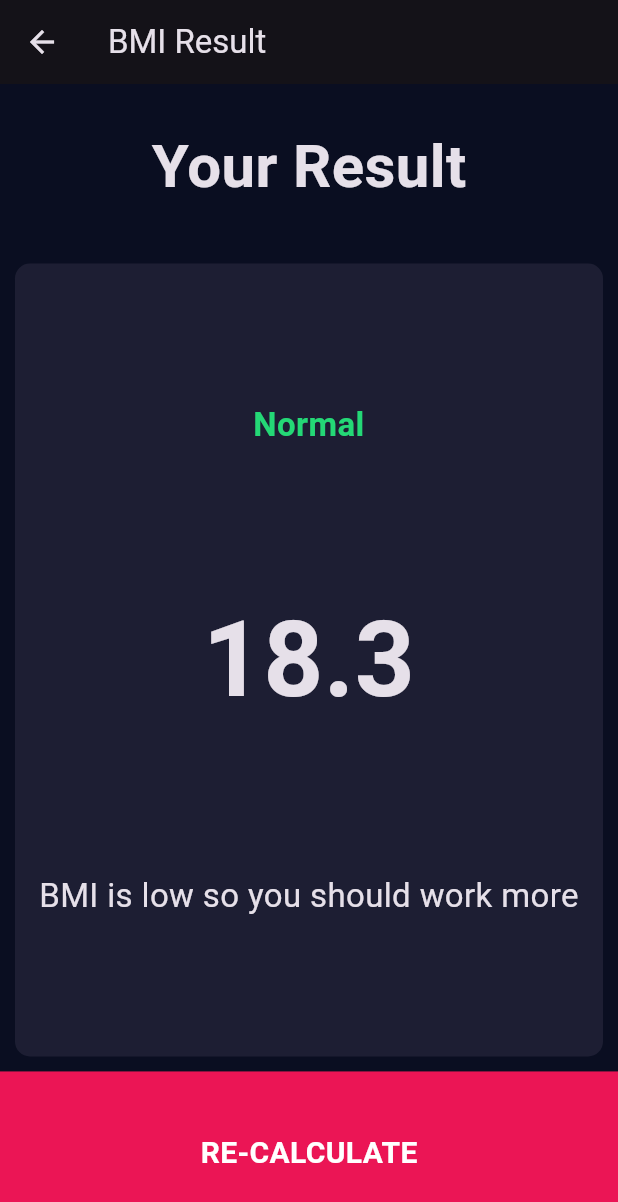
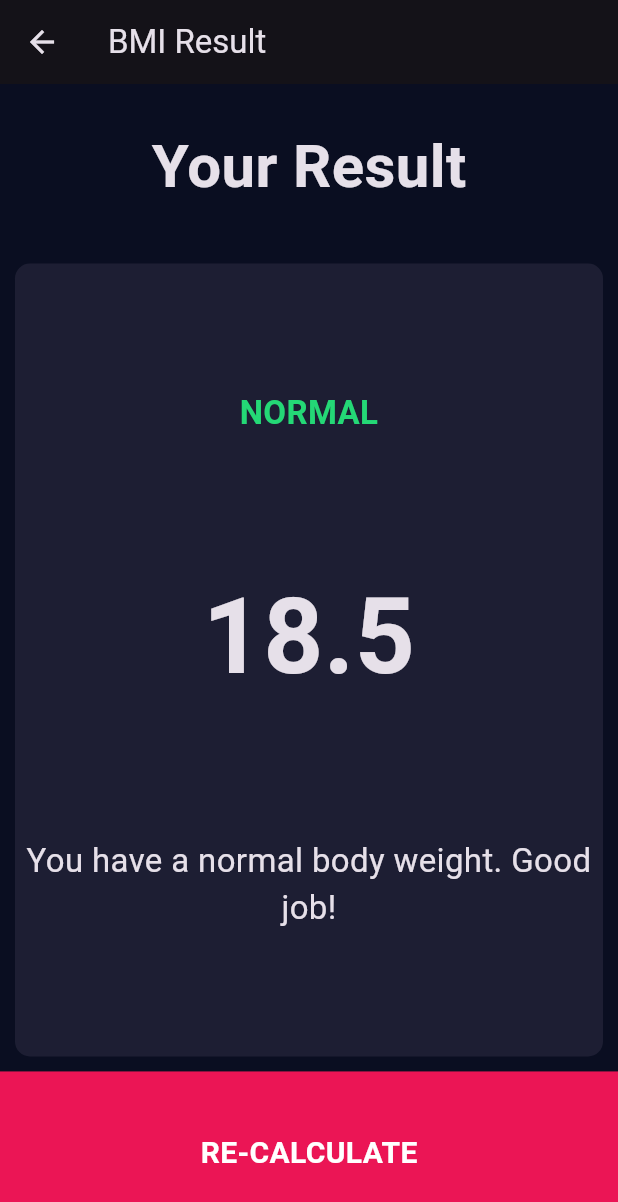
Before and after one commit to rabeelfatma/Flutter-Sp23-BSE-032-6A-Rabeel-Fatima, a Flutter app: the screen it shows after launch, after a tap on "CALCULATE", on a phone screen of 412 x 824 dp. Shown: the top 1202 px of the screen. Run offline on Flutter 3.47's test engine with Material 3 defaults, Android fonts, the phone set to English and light mode, and no system bars; our stand-ins replace csv, fl_chart, flutter_local_notifications, font_awesome_flutter, google_fonts, pdf and 6 more; missing offline and left inert: android_intent_plus; accounts and stored records are empty.

Commit message:
video 18 (final part of calculation)
final calculator part to take the user's height and weight, figure out their BMI number, and then instantly send those results (the number, the category, and the advice) to the next screen (the ResultScreen)

```diff
--- /dev/null
+++ b/bmi/bmi_app/lib/calculatorFile.dart
@@ -0,0 +1,32 @@
+import 'dart:math';
+
+class CalculatorBrain {
+  CalculatorBrain({required this.height, required this.weight});
+
+  final int height;
+  final int weight;
+  double _bmi = 0.0;
+
+  String calculator() {
+    _bmi = weight / pow(height / 100, 2);
+    return _bmi.toStringAsFixed(1);
+  }
+  String getResult() {
+    if (_bmi >= 25) {
+      return 'Overweight';
+    } else if (_bmi > 18.5) {
+      return 'Normal';
+    } else {
+      return 'Underweight';
+    }
+  }
+  String getInterpretation() {
+    if (_bmi >= 25) {
+      return 'You have a higher than normal body weight. Try to exercise more.';
+    } else if (_bmi > 18.5) {
+      return 'You have a normal body weight. Good job!';
+    } else {
+      return 'You have a lower than normal body weight. You can eat a bit more.';
+    }
+  }
+}
--- a/bmi/bmi_app/lib/input_page.dart
+++ b/bmi/bmi_app/lib/input_page.dart
@@ -4,6 +4,7 @@
 import 'ContainerFile.dart';
 import 'constantFile.dart';
 import 'resultfile.dart';
+import 'calculatorFile.dart';
 
 
 enum Gender {
@@ -229,9 +230,17 @@
           /// 4. Bottom Button
           GestureDetector(
             onTap: () {
+              CalculatorBrain calculator = CalculatorBrain(height: sliderHeight, weight: sliderWeight);
+              String bmi = calculator.calculator();
               Navigator.push(
                 context,
-                MaterialPageRoute(builder: (context) => const ResultScreen()),
+                MaterialPageRoute(builder: (context) =>  ResultScreen(
+                  bmiResult: bmi,
+                  resultText: calculator.getResult(),
+                  interpretation: calculator.getInterpretation(),
+
+
+                )),
               );
             },
             child: Container(
--- a/bmi/bmi_app/lib/resultfile.dart
+++ b/bmi/bmi_app/lib/resultfile.dart
@@ -5,8 +5,16 @@
 
 
 class ResultScreen extends StatelessWidget {
-  const ResultScreen({super.key});
+  final String bmiResult ;
+  final String resultText ;
+  final String interpretation ;
 
+  ResultScreen({
+    super.key,
+    required this.bmiResult,
+    required this.resultText,
+    required this.interpretation,
+  });
   @override
   Widget build(BuildContext context) {
     return Scaffold(
@@ -37,17 +45,17 @@
                 crossAxisAlignment: CrossAxisAlignment.stretch,
                 children: <Widget>[
                   Text(
-                    'Normal',
+                    resultText.toUpperCase(),
                     textAlign: TextAlign.center,
                     style: kResultText,
                   ),
                   Text(
-                    '18.3',
+                    bmiResult,
                     textAlign: TextAlign.center,
                     style: kBMIText,
                   ),
                   Text(
-                    'BMI is low so you should work more',
+                    interpretation,
                     textAlign: TextAlign.center,
                     style: kbodyTextStyle,
                   ),
```
Also changed, not shown: 1 other file.
